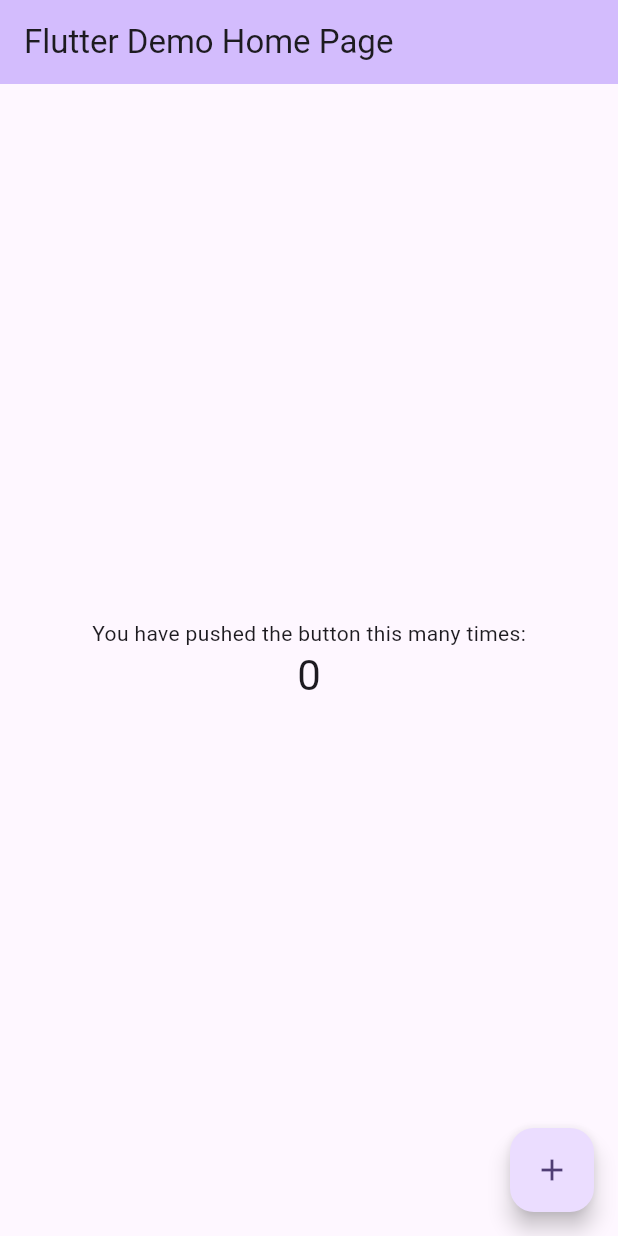
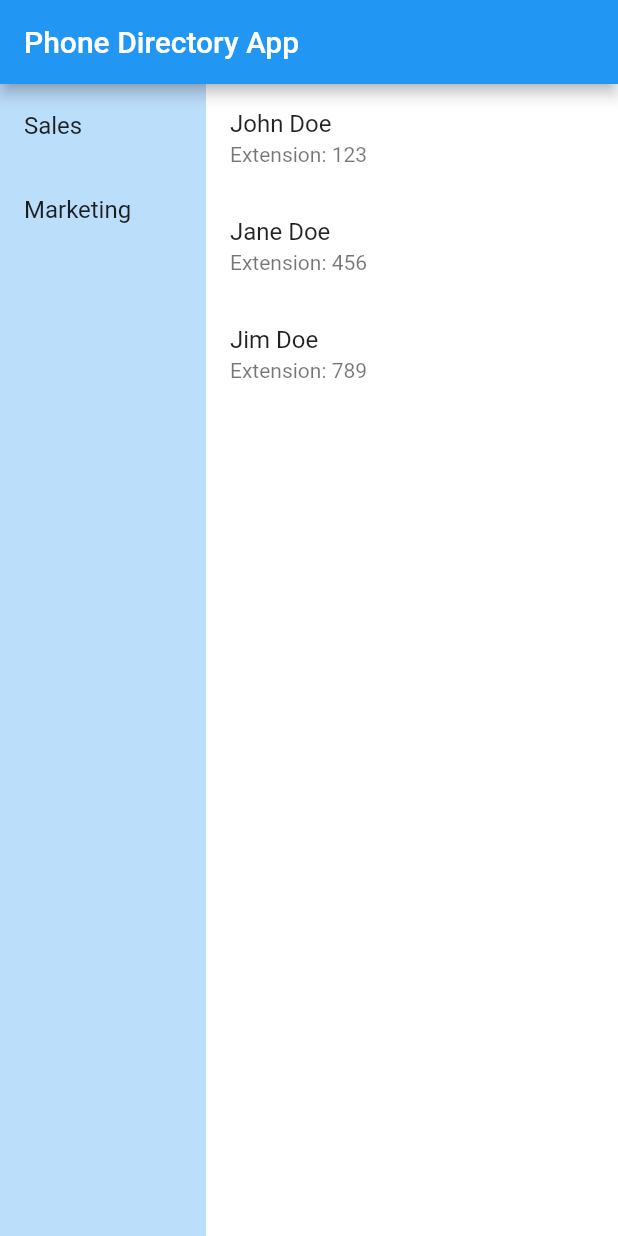
Before and after one commit to Buront2610/telephone_book_system, a Flutter app: the screen it shows after launch, on a phone screen of 412 x 824 dp. Run offline on Flutter 3.47's test engine with Material 2 defaults, Android fonts, the phone set to English and light mode, and no system bars.

Commit message:
update ・add SideMenu

```diff
--- a/lib/main.dart
+++ b/lib/main.dart
@@ -1,125 +1,195 @@
 import 'package:flutter/material.dart';
 
 void main() {
-  runApp(const MyApp());
+  runApp(MyApp());
 }
 
 class MyApp extends StatelessWidget {
-  const MyApp({super.key});
-
-  // This widget is the root of your application.
   @override
   Widget build(BuildContext context) {
     return MaterialApp(
-      title: 'Flutter Demo',
+      title: 'Phone Directory App',
       theme: ThemeData(
-        // This is the theme of your application.
-        //
-        // TRY THIS: Try running your application with "flutter run". You'll see
-        // the application has a blue toolbar. Then, without quitting the app,
-        // try changing the seedColor in the colorScheme below to Colors.green
-        // and then invoke "hot reload" (save your changes or press the "hot
-        // reload" button in a Flutter-supported IDE, or press "r" if you used
-        // the command line to start the app).
-        //
-        // Notice that the counter didn't reset back to zero; the application
-        // state is not lost during the reload. To reset the state, use hot
-        // restart instead.
-        //
-        // This works for code too, not just values: Most code changes can be
-        // tested with just a hot reload.
-        colorScheme: ColorScheme.fromSeed(seedColor: Colors.deepPurple),
-        useMaterial3: true,
+        primarySwatch: Colors.blue,
       ),
-      home: const MyHomePage(title: 'Flutter Demo Home Page'),
+      home: MyHomePage(),
     );
   }
 }
 
-class MyHomePage extends StatefulWidget {
-  const MyHomePage({super.key, required this.title});
-
-  // This widget is the home page of your application. It is stateful, meaning
-  // that it has a State object (defined below) that contains fields that affect
-  // how it looks.
-
-  // This class is the configuration for the state. It holds the values (in this
-  // case the title) provided by the parent (in this case the App widget) and
-  // used by the build method of the State. Fields in a Widget subclass are
-  // always marked "final".
-
-  final String title;
-
+class MyHomePage extends StatelessWidget {
   @override
-  State<MyHomePage> createState() => _MyHomePageState();
+  Widget build(BuildContext context) {
+    return Scaffold(
+      appBar: AppBar(
+        title: Text('Phone Directory App'),
+      ),
+      body: Row(
+        children: <Widget>[
+          Expanded(
+            flex: 1,
+            child: Container(
+              color: Colors.blue[100],
+              child: ListView.builder(
+                itemCount: departments.length,
+                itemBuilder: (context, index) {
+                  return ListTile(
+                    title: Text(departments[index].name),
+                    onTap: () {
+                      Navigator.push(
+                        context,
+                        MaterialPageRoute(
+                          builder: (context) => GroupPage(department: departments[index]),
+                        ),
+                      );
+                    },
+                  );
+                },
+              ),
+            ),
+          ),
+          Expanded(
+            flex: 2,
+            child: Container(
+              color: Colors.white,
+              child: ListView.builder(
+                itemCount: employees.length,
+                itemBuilder: (context, index) {
+                  return ListTile(
+                    title: Text(employees[index].name),
+                    subtitle: Text('Extension: ${employees[index].extension}'),
+                    onTap: () {
+                      Navigator.push(
+                        context,
+                        MaterialPageRoute(
+                          builder: (context) => EmployeePage(employee: employees[index]),
+                        ),
+                      );
+                    },
+                  );
+                },
+              ),
+            ),
+          ),
+        ],
+      ),
+    );
+  }
 }
 
-class _MyHomePageState extends State<MyHomePage> {
-  int _counter = 0;
+class GroupPage extends StatelessWidget {
+  final Department department;
 
-  void _incrementCounter() {
-    setState(() {
-      // This call to setState tells the Flutter framework that something has
-      // changed in this State, which causes it to rerun the build method below
-      // so that the display can reflect the updated values. If we changed
-      // _counter without calling setState(), then the build method would not be
-      // called again, and so nothing would appear to happen.
-      _counter++;
-    });
-  }
+  GroupPage({Key key, @required this.department}) : super(key: key);
 
   @override
   Widget build(BuildContext context) {
-    // This method is rerun every time setState is called, for instance as done
-    // by the _incrementCounter method above.
-    //
-    // The Flutter framework has been optimized to make rerunning build methods
-    // fast, so that you can just rebuild anything that needs updating rather
-    // than having to individually change instances of widgets.
     return Scaffold(
       appBar: AppBar(
-        // TRY THIS: Try changing the color here to a specific color (to
-        // Colors.amber, perhaps?) and trigger a hot reload to see the AppBar
-        // change color while the other colors stay the same.
-        backgroundColor: Theme.of(context).colorScheme.inversePrimary,
-        // Here we take the value from the MyHomePage object that was created by
-        // the App.build method, and use it to set our appbar title.
-        title: Text(widget.title),
+        title: Text('${department.name} Groups'),
       ),
-      body: Center(
-        // Center is a layout widget. It takes a single child and positions it
-        // in the middle of the parent.
-        child: Column(
-          // Column is also a layout widget. It takes a list of children and
-          // arranges them vertically. By default, it sizes itself to fit its
-          // children horizontally, and tries to be as tall as its parent.
-          //
-          // Column has various properties to control how it sizes itself and
-          // how it positions its children. Here we use mainAxisAlignment to
-          // center the children vertically; the main axis here is the vertical
-          // axis because Columns are vertical (the cross axis would be
-          // horizontal).
-          //
-          // TRY THIS: Invoke "debug painting" (choose the "Toggle Debug Paint"
-          // action in the IDE, or press "p" in the console), to see the
-          // wireframe for each widget.
-          mainAxisAlignment: MainAxisAlignment.center,
-          children: <Widget>[
-            const Text(
-              'You have pushed the button this many times:',
-            ),
-            Text(
-              '$_counter',
-              style: Theme.of(context).textTheme.headlineMedium,
-            ),
-          ],
-        ),
+      body: ListView.builder(
+        itemCount: department.groups.length,
+        itemBuilder: (context, index) {
+          return ListTile(
+            title: Text(department.groups[index].name),
+            onTap: () {
+              Navigator.push(
+                context,
+                MaterialPageRoute(
+                  builder: (context) => TeamPage(group: department.groups[index]),
+                ),
+              );
+            },
+          );
+        },
       ),
-      floatingActionButton: FloatingActionButton(
-        onPressed: _incrementCounter,
-        tooltip: 'Increment',
-        child: const Icon(Icons.add),
-      ), // This trailing comma makes auto-formatting nicer for build methods.
     );
   }
 }
+
+class TeamPage extends StatelessWidget {
+  final Group group;
+
+  TeamPage({Key key, @required this.group}) : super(key: key);
+
+  @override
+  Widget build(BuildContext context) {
+    return Scaffold(
+      appBar: AppBar(
+        title: Text('${group.name} Teams'),
+      ),
+      body: ListView.builder(
+        itemCount: group.teams.length,
+        itemBuilder: (context, index) {
+          return ListTile(
+            title: Text(group.teams[index].name),
+            onTap: () {
+              // Handle team selection
+            },
+          );
+        },
+      ),
+    );
+  }
+}
+
+class EmployeePage extends StatelessWidget {
+  final Employee employee;
+
+  EmployeePage({Key key, @required this.employee}) : super(key: key);
+
+  @override
+  Widget build(BuildContext context) {
+    return Scaffold(
+      appBar: AppBar(
+        title: Text(employee.name),
+      ),
+      body: Column(
+        children: <Widget>[
+          Text('Name: ${employee.name}'),
+          Text('Extension: ${employee.extension}'),
+          // Add more details as needed
+        ],
+      ),
+    );
+  }
+}
+
+class Department {
+  final String name;
+  final List<Group> groups;
+
+  Department(this.name, this.groups);
+}
+
+class Group {
+  final String name;
+  final List<Team> teams;
+
+  Group(this.name, this.teams);
+}
+
+class Team {
+  final String name;
+
+  Team(this.name);
+}
+
+class Employee {
+  final String name;
+  final String extension;
+
+  Employee(this.name, this.extension);
+}
+
+// Dummy data
+List<Department> departments = [
+  Department('Sales', [Group('Group 1', [Team('Team 1'), Team('Team 2')])]),
+  Department('Marketing', [Group('Group 1', [Team('Team 1'), Team('Team 2')])]),
+];
+List<Employee> employees = [
+  Employee('John Doe', '123'),
+  Employee('Jane Doe', '456'),
+  Employee('Jim Doe', '789'),
+];
```
